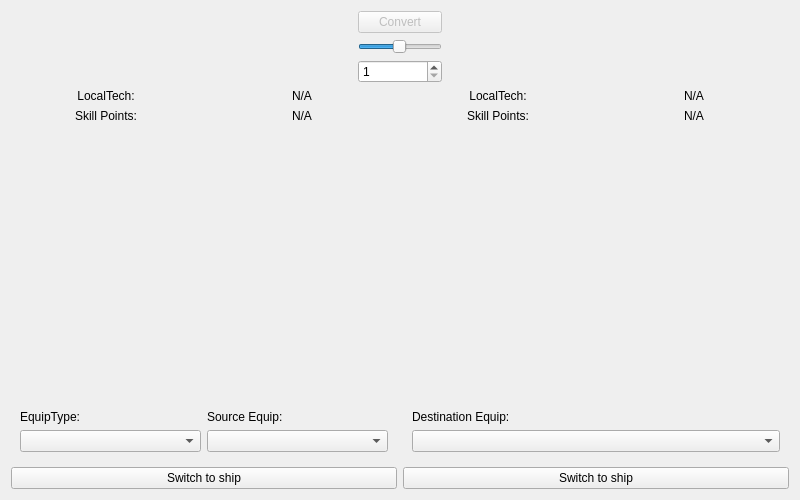
The window that FleetMemories/ClientGUI/ui/navalacademyview.ui (ibicdlcod/GuoMuoRuoProject) describes before a commit, drawn with Qt 5.
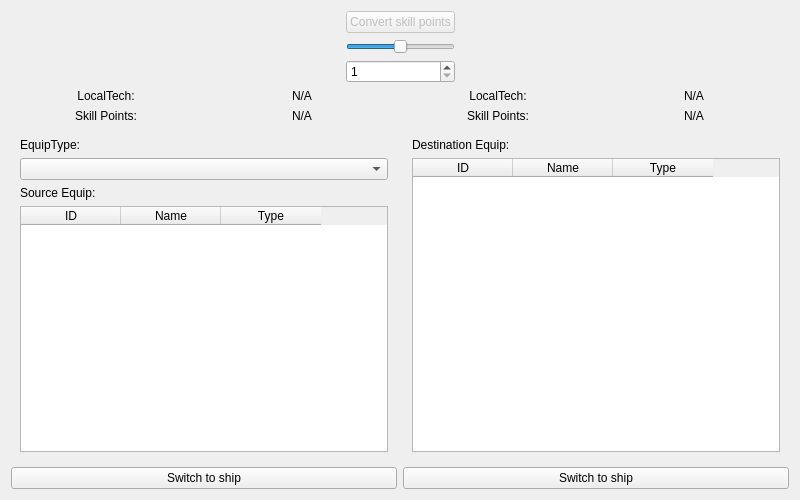
The same window after the commit.

```diff
--- a/FleetMemories/ClientGUI/ui/navalacademyview.ui
+++ b/FleetMemories/ClientGUI/ui/navalacademyview.ui
@@ -37,7 +37,7 @@
           <bool>false</bool>
          </property>
          <property name="text">
-          <string id="navalacademy-convert">Convert</string>
+          <string id="navalacademy-convert">Convert skill points</string>
          </property>
         </widget>
        </item>
@@ -143,51 +143,71 @@
         <widget class="QWidget" name="leftEquipChoice" native="true">
          <layout class="QGridLayout" name="leftGridLayout">
           <item row="2" column="0">
-           <widget class="QComboBox" name="srcListType1">
-            <property name="sizePolicy">
-             <sizepolicy hsizetype="Preferred" vsizetype="Fixed">
-              <horstretch>2</horstretch>
-              <verstretch>0</verstretch>
-             </sizepolicy>
-            </property>
-           </widget>
-          </item>
-          <item row="1" column="0">
-           <widget class="QLabel" name="leftLabelType">
-            <property name="text">
-             <string id="navalacademy-equip-type">EquipType:</string>
-            </property>
-           </widget>
-          </item>
-          <item row="2" column="1">
-           <widget class="QComboBox" name="srcEquipCombo">
-            <property name="sizePolicy">
-             <sizepolicy hsizetype="Preferred" vsizetype="Fixed">
-              <horstretch>2</horstretch>
-              <verstretch>0</verstretch>
-             </sizepolicy>
-            </property>
-           </widget>
-          </item>
-          <item row="1" column="1">
            <widget class="QLabel" name="leftLabelEquip">
             <property name="text">
              <string id="navalacademy-source-equip">Source Equip:</string>
             </property>
            </widget>
           </item>
-          <item row="0" column="0" colspan="2">
-           <spacer name="verticalSpacer">
-            <property name="orientation">
-             <enum>Qt::Vertical</enum>
+          <item row="3" column="0">
+           <widget class="QTableWidget" name="srcEquipTable">
+            <property name="sizePolicy">
+             <sizepolicy hsizetype="Preferred" vsizetype="Expanding">
+              <horstretch>2</horstretch>
+              <verstretch>1</verstretch>
+             </sizepolicy>
             </property>
-            <property name="sizeHint" stdset="0">
-             <size>
-              <width>20</width>
-              <height>40</height>
-             </size>
+            <property name="editTriggers">
+             <set>QAbstractItemView::NoEditTriggers</set>
             </property>
-           </spacer>
+            <property name="selectionMode">
+             <enum>QAbstractItemView::SingleSelection</enum>
+            </property>
+            <property name="selectionBehavior">
+             <enum>QAbstractItemView::SelectRows</enum>
+            </property>
+            <property name="columnCount">
+             <number>3</number>
+            </property>
+            <attribute name="horizontalHeaderVisible">
+             <bool>true</bool>
+            </attribute>
+            <attribute name="verticalHeaderVisible">
+             <bool>false</bool>
+            </attribute>
+            <column>
+             <property name="text">
+              <string>ID</string>
+             </property>
+            </column>
+            <column>
+             <property name="text">
+              <string>Name</string>
+             </property>
+            </column>
+            <column>
+             <property name="text">
+              <string>Type</string>
+             </property>
+            </column>
+           </widget>
+          </item>
+          <item row="0" column="0">
+           <widget class="QLabel" name="leftLabelType">
+            <property name="text">
+             <string id="navalacademy-equip-type">EquipType:</string>
+            </property>
+           </widget>
+          </item>
+          <item row="1" column="0">
+           <widget class="QComboBox" name="srcListType1">
+            <property name="sizePolicy">
+             <sizepolicy hsizetype="Preferred" vsizetype="Fixed">
+              <horstretch>2</horstretch>
+              <verstretch>0</verstretch>
+             </sizepolicy>
+            </property>
+           </widget>
           </item>
          </layout>
         </widget>
@@ -205,7 +225,7 @@
       </layout>
      </item>
      <item>
-      <layout class="QVBoxLayout" name="rightPanel" stretch="0,0,1,0,0">
+      <layout class="QVBoxLayout" name="rightPanel" stretch="0,0,0,0">
        <item>
         <layout class="QHBoxLayout" name="rightTechLayout">
          <item>
@@ -254,19 +274,6 @@
          </item>
         </layout>
        </item>
-       <item>
-        <spacer name="verticalSpacer_2">
-         <property name="orientation">
-          <enum>Qt::Vertical</enum>
-         </property>
-         <property name="sizeHint" stdset="0">
-          <size>
-           <width>20</width>
-           <height>40</height>
-          </size>
-         </property>
-        </spacer>
-       </item>
        <item>
         <widget class="QWidget" name="rightEquipChoice" native="true">
          <layout class="QGridLayout" name="rightGridLayout">
@@ -278,13 +285,46 @@
            </widget>
           </item>
           <item row="1" column="0">
-           <widget class="QComboBox" name="dstEquipCombo">
+           <widget class="QTableWidget" name="dstEquipTable">
             <property name="sizePolicy">
-             <sizepolicy hsizetype="Preferred" vsizetype="Fixed">
+             <sizepolicy hsizetype="Preferred" vsizetype="Expanding">
               <horstretch>2</horstretch>
-              <verstretch>0</verstretch>
+              <verstretch>1</verstretch>
              </sizepolicy>
             </property>
+            <property name="editTriggers">
+             <set>QAbstractItemView::NoEditTriggers</set>
+            </property>
+            <property name="selectionMode">
+             <enum>QAbstractItemView::SingleSelection</enum>
+            </property>
+            <property name="selectionBehavior">
+             <enum>QAbstractItemView::SelectRows</enum>
+            </property>
+            <property name="columnCount">
+             <number>3</number>
+            </property>
+            <attribute name="horizontalHeaderVisible">
+             <bool>true</bool>
+            </attribute>
+            <attribute name="verticalHeaderVisible">
+             <bool>false</bool>
+            </attribute>
+            <column>
+             <property name="text">
+              <string>ID</string>
+             </property>
+            </column>
+            <column>
+             <property name="text">
+              <string>Name</string>
+             </property>
+            </column>
+            <column>
+             <property name="text">
+              <string>Type</string>
+             </property>
+            </column>
            </widget>
           </item>
          </layout>
```
